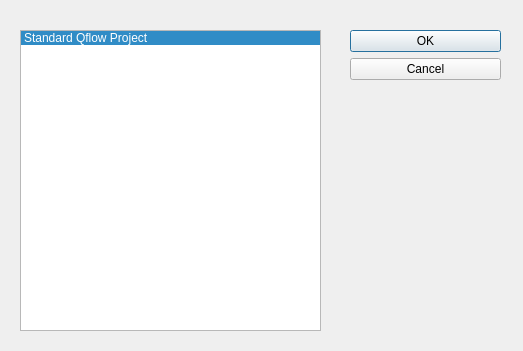
The window that templates.ui (libresilicon/qtflow) describes before a commit, drawn with Qt 5.
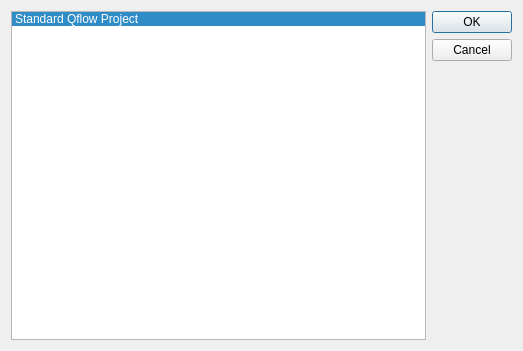
The same window after the commit.

The edit to the form file:
```diff
--- a/templates.ui
+++ b/templates.ui
@@ -13,31 +13,9 @@
   <property name="windowTitle">
    <string>Dialog</string>
   </property>
-  <widget class="QDialogButtonBox" name="buttonBox">
-   <property name="geometry">
-    <rect>
-     <x>350</x>
-     <y>30</y>
-     <width>151</width>
-     <height>241</height>
-    </rect>
-   </property>
-   <property name="orientation">
-    <enum>Qt::Vertical</enum>
-   </property>
-   <property name="standardButtons">
-    <set>QDialogButtonBox::Cancel|QDialogButtonBox::Ok</set>
-   </property>
-  </widget>
+  <layout class="QHBoxLayout" name="horizontalLayout" stretch="4,1">
+   <item>
   <widget class="QListWidget" name="listWidget">
-   <property name="geometry">
-    <rect>
-     <x>20</x>
-     <y>30</y>
-     <width>301</width>
-     <height>301</height>
-    </rect>
-   </property>
    <property name="currentRow">
     <number>0</number>
    </property>
@@ -47,6 +25,18 @@
     </property>
    </item>
   </widget>
+   </item>
+   <item>
+    <widget class="QDialogButtonBox" name="buttonBox">
+     <property name="orientation">
+      <enum>Qt::Vertical</enum>
+     </property>
+     <property name="standardButtons">
+      <set>QDialogButtonBox::Cancel|QDialogButtonBox::Ok</set>
+     </property>
+    </widget>
+   </item>
+  </layout>
  </widget>
  <resources/>
  <connections>
```
Lines whose indentation alone changed are shown as unchanged.
